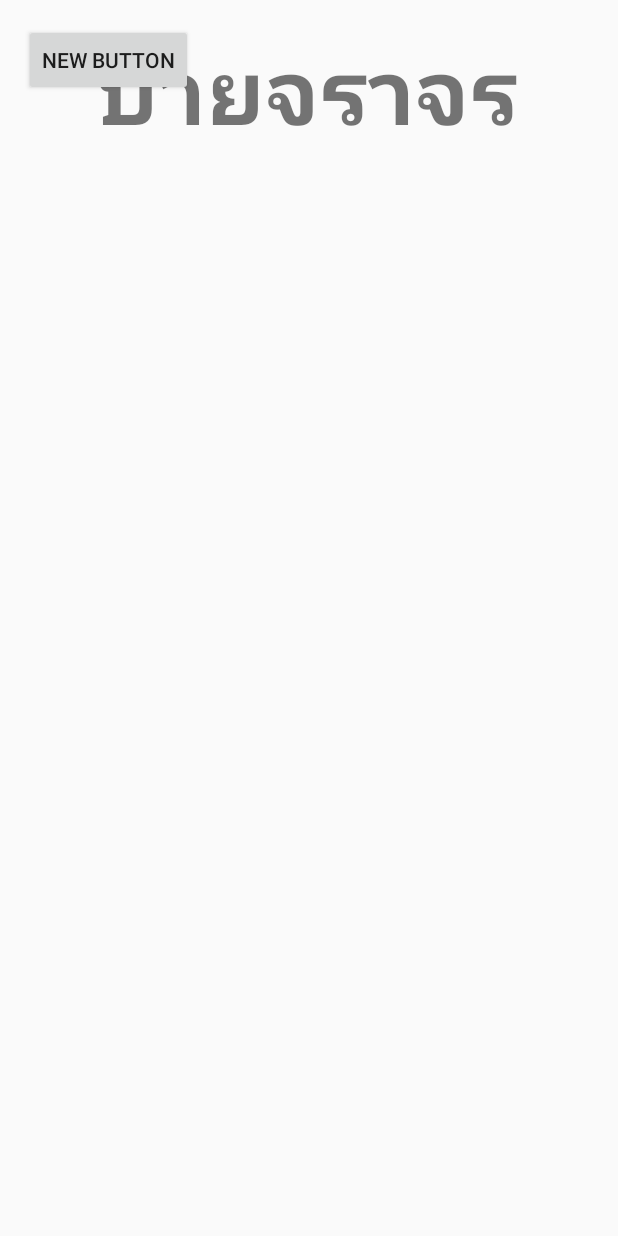
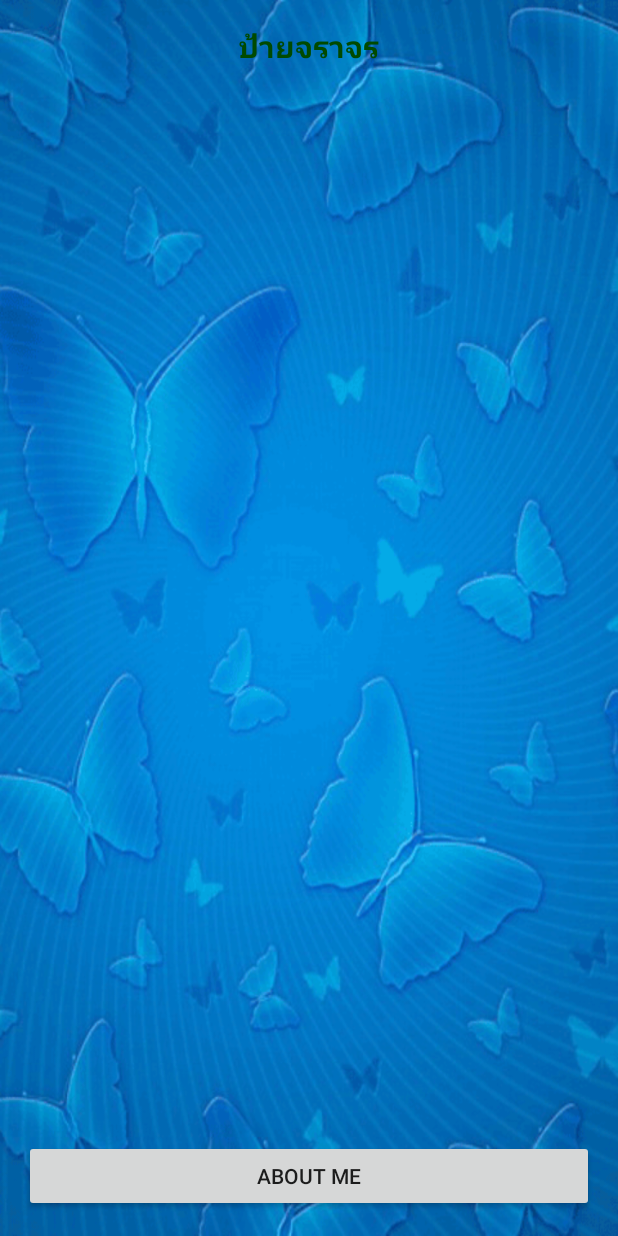
Before and after one commit to tirajitr/Show-Traffic, an Android app: the screen it shows after launch (MainActivity), on a phone screen of 412 x 824 dp. Run offline under Robolectric (Android 15) with nearby library versions, the phone set to English and light mode, and no system bars.

Commit message:
Sound Effect

```diff
--- a/app/src/main/java/com/appgood/mastera/showtraffic/MainActivity.java
+++ b/app/src/main/java/com/appgood/mastera/showtraffic/MainActivity.java
@@ -1,13 +1,41 @@
 package com.appgood.mastera.showtraffic;
 
+import android.media.MediaPlayer;
 import android.support.v7.app.AppCompatActivity;
 import android.os.Bundle;
+import android.view.View;
+import android.widget.Button;
+import android.widget.ListView;
 
 public class MainActivity extends AppCompatActivity {
+
+    //Explicit
+    private ListView listView;
+    private Button button;
 
     @Override
     protected void onCreate(Bundle savedInstanceState) {
         super.onCreate(savedInstanceState);
         setContentView(R.layout.activity_main);
-    }
-}
+
+        //Bind Widget
+        listView = (ListView) findViewById(R.id.listView);
+        button = (Button) findViewById(R.id.button);
+
+        //Buttom controller
+        button.setOnClickListener(new View.OnClickListener() {
+            @Override
+            public void onClick(View v) {
+
+                //Sound Effect
+                MediaPlayer mediaPlayer = MediaPlayer.create(getBaseContext(), R.raw.elephant);
+                mediaPlayer.start();
+
+            }   //  onClick
+        });
+
+
+    }   // Main Method
+
+
+}    // Main Class นี่คือคลาสหลัก
--- a/app/src/main/res/layout/activity_main.xml
+++ b/app/src/main/res/layout/activity_main.xml
@@ -7,20 +7,34 @@
     android:paddingLeft="@dimen/activity_horizontal_margin"
     android:paddingRight="@dimen/activity_horizontal_margin"
     android:paddingTop="@dimen/activity_vertical_margin"
-    tools:context="com.appgood.mastera.showtraffic.MainActivity">
+    tools:context="com.appgood.mastera.showtraffic.MainActivity"
+    android:focusableInTouchMode="@+id/button"
+    android:background="@drawable/bg9">
 
     <TextView
         android:layout_width="wrap_content"
         android:layout_height="wrap_content"
         android:text="@string/title_main"
         android:id="@+id/textView"
-        android:textSize="@dimen/h1"
+        android:textSize="@dimen/h2"
         android:textStyle="bold"
-        android:layout_centerHorizontal="true" />
+        android:layout_centerHorizontal="true"
+        android:textColor="@color/text" />
 
     <Button
+        android:layout_width="match_parent"
+        android:layout_height="wrap_content"
+        android:text="About Me"
+        android:id="@+id/button"
+        android:layout_alignParentBottom="true" />
+
+    <ListView
         android:layout_width="wrap_content"
         android:layout_height="wrap_content"
-        android:text="New Button"
-        android:id="@+id/button" />
+        android:id="@+id/listView"
+        android:layout_below="@+id/textView"
+        android:layout_above="@+id/button"
+        android:layout_marginTop="15dp"
+        android:layout_marginBottom="15dp" />
+
 </RelativeLayout>
--- a/app/src/main/res/values/colors.xml
+++ b/app/src/main/res/values/colors.xml
@@ -3,4 +3,7 @@
     <color name="colorPrimary">#3F51B5</color>
     <color name="colorPrimaryDark">#303F9F</color>
     <color name="colorAccent">#FF4081</color>
+
+    <color name="text">#004a00</color>
+
 </resources>
```
Also changed, not shown: app/src/main/res/drawable/bg9.png (added), 1 other file.
